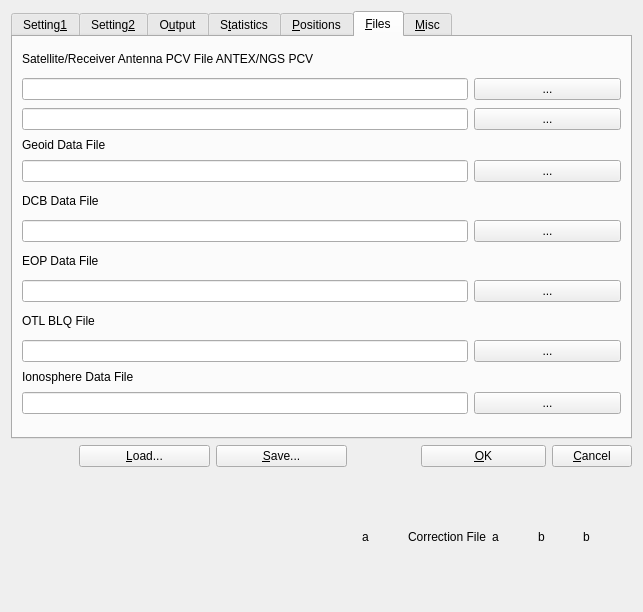
Above: app/qtapp/rtkpost_qt/postopt.ui from lhuisman/myRTKLIB before the change. Below: the same form after it.
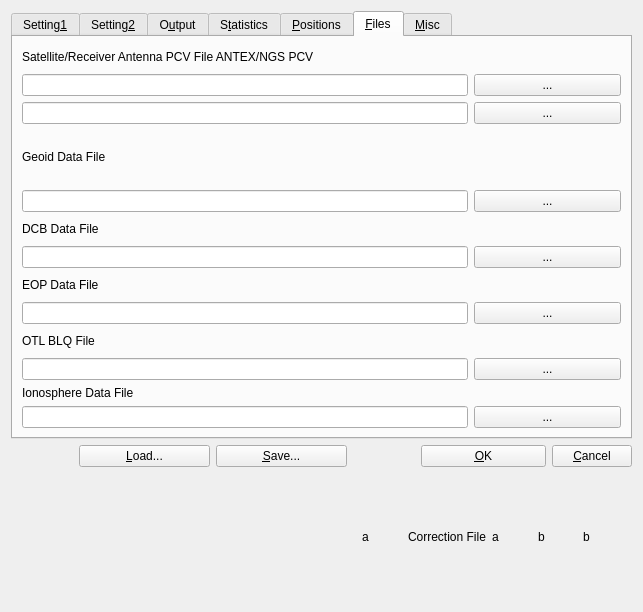
That is the form after the change. The open tabs and pages were chosen to show the change. Icons and pictures are not drawn.

Patch:
```diff
--- a/app/qtapp/rtkpost_qt/postopt.ui
+++ b/app/qtapp/rtkpost_qt/postopt.ui
@@ -157,9 +157,6 @@
      <property name="toolTip">
       <string/>
      </property>
-     <property name="tabPosition">
-      <enum>QTabWidget::North</enum>
-     </property>
      <property name="currentIndex">
       <number>0</number>
      </property>
@@ -2705,9 +2702,6 @@
       <layout class="QGridLayout" name="gridLayout_8">
        <item row="0" column="0">
         <widget class="QLabel" name="Label38">
-         <property name="enabled">
-          <bool>true</bool>
-         </property>
          <property name="toolTip">
           <string/>
          </property>
@@ -2717,10 +2711,7 @@
         </widget>
        </item>
        <item row="0" column="1">
-        <widget class="QPushButton" name="BtnSatPcvView">
-         <property name="enabled">
-          <bool>true</bool>
-         </property>
+        <widget class="QPushButton" name="btnSatellitePcvView">
          <property name="toolTip">
           <string/>
          </property>
@@ -2737,10 +2728,7 @@
         </widget>
        </item>
        <item row="0" column="2">
-        <widget class="QPushButton" name="BtnAntPcvView">
-         <property name="enabled">
-          <bool>true</bool>
-         </property>
+        <widget class="QPushButton" name="btnAntennaPcvView">
          <property name="toolTip">
           <string/>
          </property>
@@ -2757,97 +2745,58 @@
         </widget>
        </item>
        <item row="1" column="0" colspan="2">
-        <widget class="QLineEdit" name="SatPcvFile">
-         <property name="enabled">
-          <bool>true</bool>
-         </property>
+        <widget class="QLineEdit" name="lESatellitePcvFile">
          <property name="toolTip">
           <string/>
          </property>
-         <property name="text">
-          <string/>
-         </property>
         </widget>
        </item>
        <item row="1" column="2">
-        <widget class="QPushButton" name="BtnSatPcvFile">
-         <property name="enabled">
-          <bool>true</bool>
-         </property>
+        <widget class="QPushButton" name="btnSatellitePcvFile">
          <property name="toolTip">
           <string/>
          </property>
          <property name="text">
           <string>...</string>
          </property>
-         <property name="flat">
-          <bool>false</bool>
-         </property>
         </widget>
        </item>
        <item row="2" column="0" colspan="2">
-        <widget class="QLineEdit" name="AntPcvFile">
-         <property name="enabled">
-          <bool>true</bool>
-         </property>
+        <widget class="QLineEdit" name="lEAntennaPcvFile">
          <property name="toolTip">
           <string/>
          </property>
-         <property name="text">
-          <string/>
-         </property>
         </widget>
        </item>
        <item row="2" column="2">
-        <widget class="QPushButton" name="BtnAntPcvFile">
-         <property name="enabled">
-          <bool>true</bool>
-         </property>
+        <widget class="QPushButton" name="btnAntennaPcvFile">
          <property name="toolTip">
           <string/>
          </property>
          <property name="text">
           <string>...</string>
          </property>
-         <property name="flat">
-          <bool>false</bool>
-         </property>
         </widget>
        </item>
        <item row="5" column="0" colspan="2">
-        <widget class="QLineEdit" name="GeoidDataFile">
-         <property name="enabled">
-          <bool>true</bool>
-         </property>
+        <widget class="QLineEdit" name="lEGeoidDataFile">
          <property name="toolTip">
           <string/>
          </property>
-         <property name="text">
-          <string/>
-         </property>
         </widget>
        </item>
        <item row="5" column="2">
-        <widget class="QPushButton" name="BtnGeoidDataFile">
-         <property name="enabled">
-          <bool>true</bool>
-         </property>
+        <widget class="QPushButton" name="btnGeoidDataFile">
          <property name="toolTip">
           <string/>
          </property>
          <property name="text">
           <string>...</string>
          </property>
-         <property name="flat">
-          <bool>false</bool>
-         </property>
         </widget>
        </item>
        <item row="6" column="0">
         <widget class="QLabel" name="Label15">
-         <property name="enabled">
-          <bool>true</bool>
-         </property>
          <property name="toolTip">
           <string/>
          </property>
@@ -2857,16 +2806,10 @@
         </widget>
        </item>
        <item row="6" column="2">
-        <widget class="QPushButton" name="BtnDCBView">
-         <property name="enabled">
-          <bool>true</bool>
-         </property>
+        <widget class="QPushButton" name="btnDCBView">
          <property name="toolTip">
           <string/>
          </property>
-         <property name="text">
-          <string/>
-         </property>
          <property name="icon">
           <iconset resource="rtkpost_qt.qrc">
            <normaloff>:/buttons/doc.bmp</normaloff>:/buttons/doc.bmp</iconset>
@@ -2877,39 +2820,24 @@
         </widget>
        </item>
        <item row="7" column="0" colspan="2">
-        <widget class="QLineEdit" name="DCBFile">
-         <property name="enabled">
-          <bool>true</bool>
-         </property>
+        <widget class="QLineEdit" name="lEDCBFile">
          <property name="toolTip">
           <string/>
          </property>
-         <property name="text">
-          <string/>
-         </property>
         </widget>
        </item>
        <item row="7" column="2">
-        <widget class="QPushButton" name="BtnDCBFile">
-         <property name="enabled">
-          <bool>true</bool>
-         </property>
+        <widget class="QPushButton" name="btnDCBFile">
          <property name="toolTip">
           <string/>
          </property>
          <property name="text">
           <string>...</string>
          </property>
-         <property name="flat">
-          <bool>false</bool>
-         </property>
         </widget>
        </item>
        <item row="8" column="0">
         <widget class="QLabel" name="Label17">
-         <property name="enabled">
-          <bool>true</bool>
-         </property>
          <property name="toolTip">
           <string/>
          </property>
@@ -2919,16 +2847,10 @@
         </widget>
        </item>
        <item row="8" column="2">
-        <widget class="QPushButton" name="BtnEOPView">
-         <property name="enabled">
-          <bool>true</bool>
-         </property>
+        <widget class="QPushButton" name="btnEOPView">
          <property name="toolTip">
           <string/>
          </property>
-         <property name="text">
-          <string/>
-         </property>
          <property name="icon">
           <iconset resource="rtkpost_qt.qrc">
            <normaloff>:/buttons/doc.bmp</normaloff>:/buttons/doc.bmp</iconset>
@@ -2939,39 +2861,24 @@
         </widget>
        </item>
        <item row="9" column="0" colspan="2">
-        <widget class="QLineEdit" name="EOPFile">
-         <property name="enabled">
-          <bool>true</bool>
-         </property>
+        <widget class="QLineEdit" name="lEEOPFile">
          <property name="toolTip">
           <string/>
          </property>
-         <property name="text">
-          <string/>
-         </property>
         </widget>
        </item>
        <item row="9" column="2">
-        <widget class="QPushButton" name="BtnEOPFile">
-         <property name="enabled">
-          <bool>true</bool>
-         </property>
+        <widget class="QPushButton" name="btnEOPFile">
          <property name="toolTip">
           <string/>
          </property>
          <property name="text">
           <string>...</string>
          </property>
-         <property name="flat">
-          <bool>false</bool>
-         </property>
         </widget>
        </item>
        <item row="10" column="0">
         <widget class="QLabel" name="Label34">
-         <property name="enabled">
-          <bool>true</bool>
-         </property>
          <property name="toolTip">
           <string/>
          </property>
@@ -2981,16 +2888,10 @@
         </widget>
        </item>
        <item row="10" column="2">
-        <widget class="QPushButton" name="BtnBLQFileView">
-         <property name="enabled">
-          <bool>true</bool>
-         </property>
+        <widget class="QPushButton" name="btnBLQFileView">
          <property name="toolTip">
           <string/>
          </property>
-         <property name="text">
-          <string/>
-         </property>
          <property name="icon">
           <iconset resource="rtkpost_qt.qrc">
            <normaloff>:/buttons/doc.bmp</normaloff>:/buttons/doc.bmp</iconset>
@@ -3001,39 +2902,24 @@
         </widget>
        </item>
        <item row="11" column="0" colspan="2">
-        <widget class="QLineEdit" name="BLQFile">
-         <property name="enabled">
-          <bool>true</bool>
-         </property>
+        <widget class="QLineEdit" name="lEBLQFile">
          <property name="toolTip">
           <string/>
          </property>
-         <property name="text">
-          <string/>
-         </property>
         </widget>
        </item>
        <item row="11" column="2">
-        <widget class="QPushButton" name="BtnBLQFile">
-         <property name="enabled">
-          <bool>true</bool>
-         </property>
+        <widget class="QPushButton" name="btnBLQFile">
          <property name="toolTip">
           <string/>
          </property>
          <property name="text">
           <string>...</string>
          </property>
-         <property name="flat">
-          <bool>false</bool>
-         </property>
         </widget>
        </item>
        <item row="12" column="0">
         <widget class="QLabel" name="Label1">
-         <property name="enabled">
-          <bool>true</bool>
-         </property>
          <property name="sizePolicy">
           <sizepolicy hsizetype="Preferred" vsizetype="Fixed">
            <horstretch>0</horstretch>
@@ -3049,45 +2935,24 @@
         </widget>
        </item>
        <item row="13" column="0" colspan="2">
-        <widget class="QLineEdit" name="IonoFile">
-         <property name="enabled">
-          <bool>true</bool>
-         </property>
+        <widget class="QLineEdit" name="lEIonosphereFile">
          <property name="toolTip">
           <string/>
          </property>
-         <property name="text">
-          <string/>
-         </property>
         </widget>
        </item>
        <item row="13" column="2">
-        <widget class="QPushButton" name="BtnIonoFile">
-         <property name="enabled">
-          <bool>true</bool>
-         </property>
+        <widget class="QPushButton" name="btnIonosphereFile">
          <property name="toolTip">
           <string/>
          </property>
          <property name="text">
           <string>...</string>
          </property>
-         <property name="flat">
-          <bool>false</bool>
-         </property>
         </widget>
        </item>
        <item row="3" column="0">
         <widget class="QLabel" name="Label63">
-         <property name="enabled">
-          <bool>true</bool>
-         </property>
-         <property name="sizePolicy">
-          <sizepolicy hsizetype="Preferred" vsizetype="Fixed">
-           <horstretch>0</horstretch>
-           <verstretch>0</verstretch>
-          </sizepolicy>
-         </property>
          <property name="toolTip">
           <string/>
          </property>
```
Left out of the diff: 986 changed lines with no effect on the pictures.
